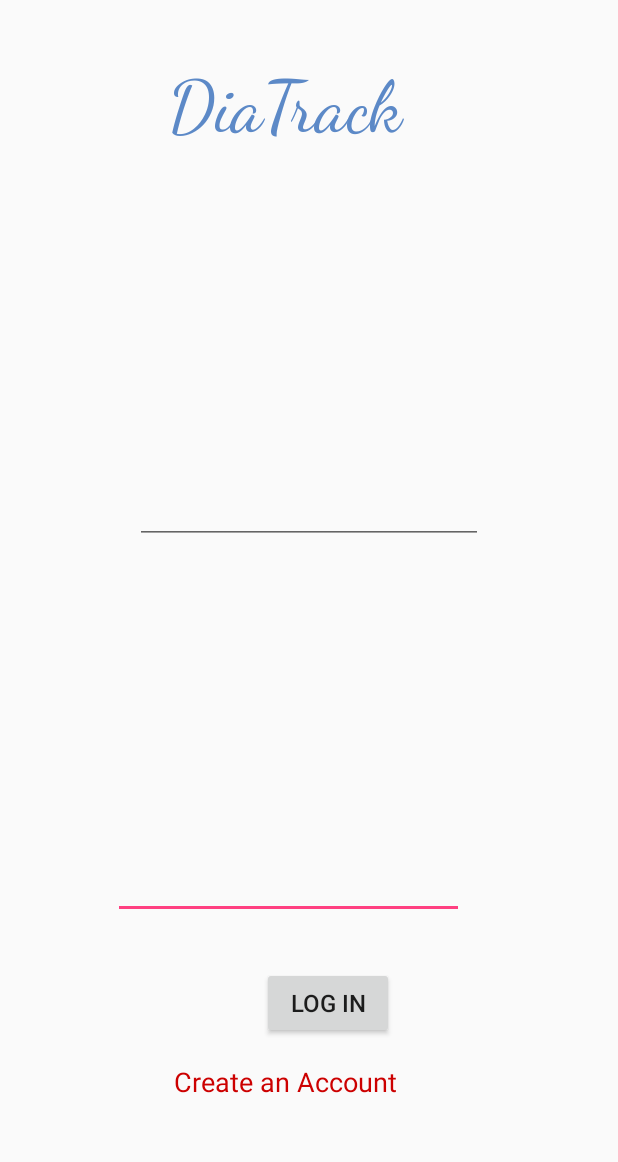
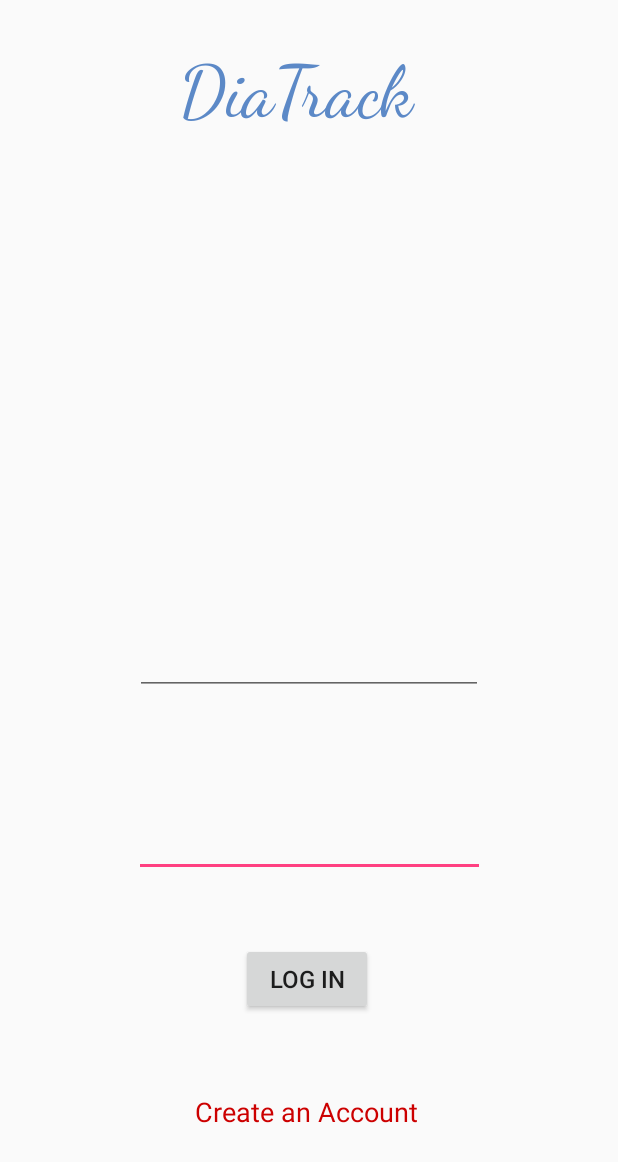
Before and after one commit to GDMSProduction/Dia-Track, an Android app: the screen it shows after launch (LoginActivity), on a phone screen of 412 x 824 dp. Shown: the top 1162 px of the screen. Run offline under Robolectric (Android 15) with nearby library versions, the phone set to English and light mode, and no system bars.

Commit message:
NavBar Button

```diff
--- a/Diatrack/app/src/main/res/layout/activity_main.xml
+++ b/Diatrack/app/src/main/res/layout/activity_main.xml
@@ -14,31 +14,28 @@
     <EditText
         android:id="@+id/PassWord"
         android:layout_width="234dp"
-        android:layout_height="66dp"
-        android:layout_marginBottom="32dp"
+        android:layout_height="38dp"
+        android:layout_marginBottom="44dp"
         android:layout_marginEnd="75dp"
         android:layout_marginStart="75dp"
         android:ems="10"
         android:inputType="textPassword"
         app:layout_constraintBottom_toTopOf="@+id/bt_LogIn"
         app:layout_constraintEnd_toEndOf="parent"
-        app:layout_constraintHorizontal_bias="0.0"
         app:layout_constraintStart_toStartOf="parent" />
 
     <Button
         android:id="@+id/bt_LogIn"
         android:layout_width="wrap_content"
         android:layout_height="wrap_content"
-        android:layout_marginBottom="16dp"
+        android:layout_marginBottom="52dp"
         android:layout_marginEnd="149dp"
-        android:layout_marginRight="149dp"
         android:layout_marginStart="147dp"
-        android:layout_marginLeft="147dp"
         android:text="Log In"
         android:textSize="16sp"
         app:layout_constraintBottom_toTopOf="@+id/Create_Account"
         app:layout_constraintEnd_toEndOf="parent"
-        app:layout_constraintHorizontal_bias="1.0"
+        app:layout_constraintHorizontal_bias="0.484"
         app:layout_constraintStart_toStartOf="parent" />
 
     <TextView
@@ -47,14 +44,13 @@
         android:layout_height="69dp"
         android:layout_marginEnd="105dp"
         android:layout_marginStart="105dp"
-        android:layout_marginTop="42dp"
+        android:layout_marginTop="32dp"
         android:fontFamily="cursive"
         android:lineSpacingExtra="30sp"
         android:text="DiaTrack"
         android:textColor="@color/DiaColor"
         android:textSize="@android:dimen/app_icon_size"
         app:layout_constraintEnd_toEndOf="parent"
-        app:layout_constraintHorizontal_bias="0.24"
         app:layout_constraintStart_toStartOf="parent"
         app:layout_constraintTop_toTopOf="parent" />
 
@@ -62,7 +58,7 @@
         android:id="@+id/Create_Account"
         android:layout_width="153dp"
         android:layout_height="31dp"
-        android:layout_marginBottom="84dp"
+        android:layout_marginBottom="64dp"
         android:layout_marginEnd="115dp"
         android:layout_marginStart="116dp"
         android:text="Create an Account"
@@ -70,13 +66,12 @@
         android:textSize="18sp"
         app:layout_constraintBottom_toBottomOf="parent"
         app:layout_constraintEnd_toEndOf="parent"
-        app:layout_constraintHorizontal_bias="0.0"
         app:layout_constraintStart_toStartOf="parent" />
 
     <EditText
         android:id="@+id/Login"
         android:layout_width="232dp"
-        android:layout_height="63dp"
+        android:layout_height="45dp"
         android:layout_marginBottom="28dp"
         android:layout_marginEnd="76dp"
         android:layout_marginStart="76dp"
@@ -86,6 +81,7 @@
         app:layout_constraintBottom_toTopOf="@+id/PassWord"
         app:layout_constraintEnd_toEndOf="parent"
         app:layout_constraintStart_toStartOf="parent"
-        app:layout_constraintTop_toBottomOf="@+id/Logo" />
+        app:layout_constraintTop_toBottomOf="@+id/Logo"
+        app:layout_constraintVertical_bias="0.837" />
 
 </android.support.constraint.ConstraintLayout>
```
Also changed, not shown: Diatrack/app/src/main/java/com/example/marshall/diatrack/HomeActivity.java (+24 -5 lines), Diatrack/app/src/main/res/drawable/ic_menu.xml (added, +9 -0 lines), Diatrack/app/src/main/res/layout/activity_home.xml (+14 -12 lines).
